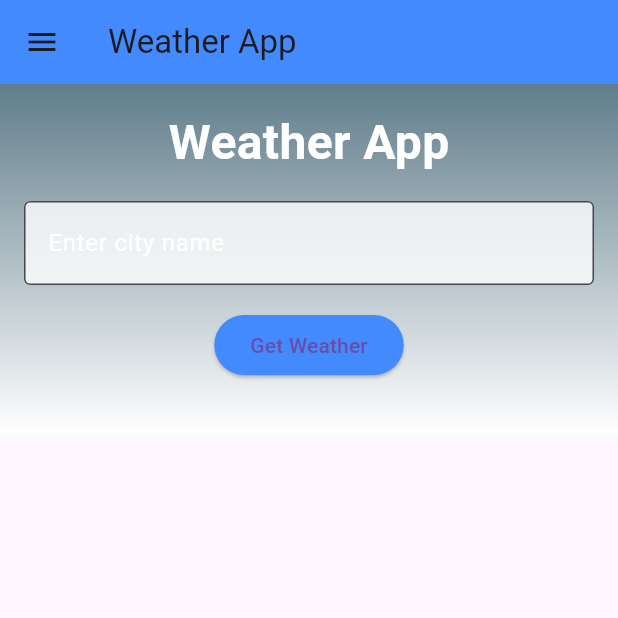
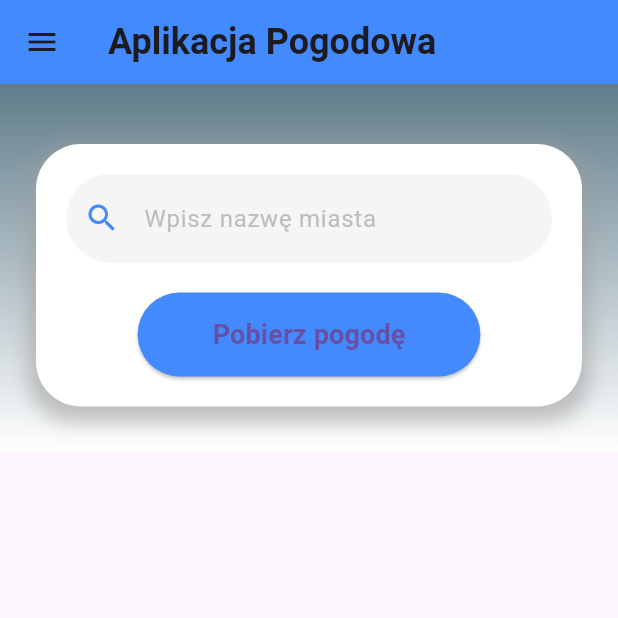
Before and after one commit to Natalia49340/flutter_weather_app, a Flutter app: the screen it shows after launch, on a phone screen of 412 x 824 dp, the top half of it. Run offline on Flutter 3.47's test engine with Material 3 defaults, Android fonts, the phone set to English and light mode, and no system bars; our stand-ins replace flutter_bloc.

Commit message:
Ability to add cities to favorities on the drawer, UI improvement

```diff
--- a/flutter_weather_app/lib/bloc/weather_event.dart
+++ b/flutter_weather_app/lib/bloc/weather_event.dart
@@ -5,3 +5,4 @@ class FetchWeather extends WeatherEvent {
 
   FetchWeather(this.cityName);
 }
+class ResetWeather extends WeatherEvent {}
--- a/flutter_weather_app/lib/models/weather_model.dart
+++ b/flutter_weather_app/lib/models/weather_model.dart
@@ -22,4 +22,6 @@ class Weather {
 
     );
   }
+
+  get sunset => null;
 }
--- a/flutter_weather_app/lib/screens/home.dart
+++ b/flutter_weather_app/lib/screens/home.dart
@@ -5,42 +5,112 @@ import 'package:flutter_weather_app/bloc/weather_event.dart';
 import 'package:flutter_weather_app/bloc/weather_state.dart';
 import 'package:flutter_weather_app/models/weather_model.dart';
 
-class WeatherPage extends StatelessWidget {
+class WeatherPage extends StatefulWidget {
+  const WeatherPage({super.key});
+
+  @override
+  WeatherPageState createState() => WeatherPageState();
+}
+
+class WeatherPageState extends State<WeatherPage> {
   final TextEditingController cityController = TextEditingController();
-
-  WeatherPage({super.key});
+  List<String> favoriteCities = [];
 
   @override
   Widget build(BuildContext context) {
     return Scaffold(
       appBar: AppBar(
-        title: Text("Weather App"),
+        title: const Text(
+          "Aplikacja Pogodowa",
+          style: TextStyle(fontSize: 24, fontWeight: FontWeight.bold),
+        ),
         backgroundColor: Colors.blueAccent,
+        elevation: 0,
       ),
       drawer: Drawer(
         child: ListView(
           padding: EdgeInsets.zero,
           children: <Widget>[
             DrawerHeader(
-              decoration: BoxDecoration(
+              decoration: const BoxDecoration(
                 color: Colors.blueAccent,
               ),
-              child: Text(
-                'Favorite Cities',
+              child: const Text(
+                'Ulubione Miasta',
                 style: TextStyle(
                   color: Colors.white,
                   fontSize: 24,
                 ),
               ),
             ),
-            _buildCityListItem(context, 'Warsaw'),
-            _buildCityListItem(context, 'London'),
-            _buildCityListItem(context, 'New York'),
+            ...favoriteCities.map((city) => _buildCityListItem(city)),
+            _buildAddCityButton(),
           ],
         ),
       ),
-      body: BlocBuilder<WeatherBloc, WeatherState>(builder: (context, state) {
-        Color getBackgroundColor(double temp) {
+      body: BlocBuilder<WeatherBloc, WeatherState>(
+        builder: (context, state) {
+          return Container(
+            decoration: BoxDecoration(
+              gradient: LinearGradient(
+                colors: state is WeatherLoaded
+                    ? [
+                        _getBackgroundColor(state.weather.temperature),
+                        Colors.white,
+                      ]
+                    : [Colors.blueGrey, Colors.white],
+                begin: Alignment.topCenter,
+                end: Alignment.bottomCenter,
+              ),
+            ),
+            child: SafeArea(
+              child: SingleChildScrollView(
+                child: Padding(
+                  padding: const EdgeInsets.symmetric(horizontal: 24.0),
+                  child: Column(
+                    children: [
+                      const SizedBox(height: 40),
+                      _buildCityInputSection(context),
+                      const SizedBox(height: 30),
+                      if (state is WeatherLoading)
+                        const CircularProgressIndicator(color: Colors.blueAccent),
+                      if (state is WeatherError)
+                        Padding(
+                          padding: const EdgeInsets.only(top: 20.0),
+                          child: Text(
+                            state.message,
+                            style: const TextStyle(
+                              color: Colors.redAccent,
+                              fontSize: 16,
+                              fontWeight: FontWeight.bold,
+                            ),
+                          ),
+                        ),
+                      if (state is WeatherLoaded)
+                        Column(
+                          children: [
+                            _buildWeatherCard(state.weather),
+                            _buildHourlyForecastWidget(state.weather),
+                            _buildFiveDayForecastWidget(state.weather),
+                            _buildUVWidget(state.weather),
+                            _buildHumidityWidget(state.weather),
+                            _buildPressureWidget(state.weather),
+                            _buildWindWidget(state.weather),
+                            _buildSunriseSunsetWidget(state.weather),
+                          ],
+                        ),
+                    ],
+                  ),
+                ),
+              ),
+            ),
+          );
+        },
+      ),
+    );
+  }
+
+  Color _getBackgroundColor(double temp) {
     if (temp < 10) {
       return Colors.blue;
     } else if (temp < 20) {
@@ -52,50 +122,45 @@ class WeatherPage extends StatelessWidget {
     }
   }
 
+  Widget _buildCityInputSection(BuildContext context) {
     return Container(
+      padding: const EdgeInsets.all(20),
       decoration: BoxDecoration(
-            gradient: state is WeatherLoaded
-                ? LinearGradient(
-                    colors: [
-                      getBackgroundColor(state.weather.temperature),
-                      Colors.white,
+        color: Colors.white,
+        borderRadius: BorderRadius.circular(30),
+        boxShadow: [
+          BoxShadow(
+            color: Colors.grey.withAlpha(150),
+            spreadRadius: 5,
+            blurRadius: 10,
+            offset: const Offset(0, 5),
+          ),
         ],
-                    begin: Alignment.topCenter,
-                    end: Alignment.bottomCenter,
-                  )
-                : LinearGradient(
-                    colors: [Colors.blueGrey, Colors.white],
-                    begin: Alignment.topCenter,
-                    end: Alignment.bottomCenter,
       ),
-          ),
-          child: SafeArea(
-            child: SingleChildScrollView(
-              child: Padding(
-                padding: const EdgeInsets.all(16.0),
       child: Column(
         children: [
-                    Text(
-                      state is WeatherLoaded ? state.weather.cityName : "Weather App",
-                      style: TextStyle(
-                        fontSize: 32,
-                        fontWeight: FontWeight.bold,
-                        color: Colors.white,
+          TextField(
+            controller: cityController,
+            style: const TextStyle(fontSize: 18),
+            decoration: InputDecoration(
+              prefixIcon: const Icon(
+                Icons.search,
+                color: Colors.blueAccent,
               ),
+              hintText: "Wpisz nazwę miasta",
+              hintStyle: TextStyle(
+                color: Colors.grey.shade400,
+                fontSize: 16,
               ),
-                    Padding(
-                      padding: const EdgeInsets.symmetric(vertical: 16.0),
-                      child: TextField(
-                        controller: cityController,
-                        decoration: InputDecoration(
-                          labelText: "Enter city name",
-                          labelStyle: TextStyle(color: Colors.white),
               filled: true,
-                          fillColor: Colors.white.withAlpha(204),
-                          border: OutlineInputBorder(),
+              fillColor: Colors.grey.shade100,
+              border: OutlineInputBorder(
+                borderRadius: BorderRadius.circular(30),
+                borderSide: BorderSide.none,
               ),
             ),
           ),
+          const SizedBox(height: 20),
           ElevatedButton(
             onPressed: () {
               final cityName = cityController.text.trim();
@@ -105,76 +170,87 @@ class WeatherPage extends StatelessWidget {
             },
             style: ElevatedButton.styleFrom(
               backgroundColor: Colors.blueAccent,
+              padding: const EdgeInsets.symmetric(
+                horizontal: 50,
+                vertical: 15,
               ),
-                      child: Text("Get Weather"),
-                    ),
-                    SizedBox(height: 20),
-                    if (state is WeatherLoaded)
-                      Column(
-                        children: [
-                          Text(
-                            state.weather.cityName,
-                            style: TextStyle(
-                              fontSize: 28,
-                              fontWeight: FontWeight.bold,
-                              color: Colors.white,
+              shape: RoundedRectangleBorder(
+                borderRadius: BorderRadius.circular(30),
               ),
             ),
-                          Image.network(
-                            "https://openweathermap.org/img/wn/${state.weather.icon}@4x.png",
-                            fit: BoxFit.cover,
+            child: const Text(
+              "Pobierz pogodę",
+              style: TextStyle(
+                fontSize: 18,
+                fontWeight: FontWeight.bold,
               ),
-                          Text(
-                            "${state.weather.temperature}°C",
-                            style: TextStyle(
-                              fontSize: 80,
-                              fontWeight: FontWeight.bold,
-                              color: Colors.white,
-                            ),
-                          ),
-                          Text(
-                            state.weather.description,
-                            style: TextStyle(
-                              fontSize: 24,
-                              color: Colors.white,
-                            ),
-                          ),
-                          SizedBox(height: 20),
-                          _buildHourlyForecastWidget(state.weather),
-                          SizedBox(height: 10),
-                          _buildFiveDayForecastWidget(state.weather),
-                          SizedBox(height: 10),
-                          _buildUVWidget(state.weather),
-                          SizedBox(height: 10),
-                          _buildHumidityWidget(state.weather),
-                          SizedBox(height: 10),
-                          _buildPressureWidget(state.weather),
-                        ],
-                      ),
-                    if (state is WeatherLoading)
-                      Center(
-                        child: CircularProgressIndicator(color: Colors.white),
-                      ),
-                    if (state is WeatherError)
-                      Center(
-                        child: Text(
-                          state.message,
-                          style: TextStyle(color: Colors.white),
             ),
           ),
         ],
       ),
+    );
+  }
+
+  Widget _buildWeatherCard(Weather weather) {
+    return Card(
+      margin: const EdgeInsets.symmetric(vertical: 20.0),
+      elevation: 10.0,
+      shape: RoundedRectangleBorder(
+        borderRadius: BorderRadius.circular(15.0),
       ),
+      child: Padding(
+        padding: const EdgeInsets.all(16.0),
+        child: Row(
+          mainAxisAlignment: MainAxisAlignment.center,
+          children: [
+            Image.network(
+              "https://openweathermap.org/img/wn/${weather.icon}@4x.png",
+              width: 80,
+              height: 80,
+            ),
+            const SizedBox(width: 20),
+            Column(
+              crossAxisAlignment: CrossAxisAlignment.center,
+              children: [
+                Text(
+                  weather.cityName,
+                  style: const TextStyle(
+                    fontSize: 32,
+                    fontWeight: FontWeight.bold,
+                    color: Colors.blueAccent,
+                  ),
+                ),
+                const SizedBox(height: 10),
+                Text(
+                  "${weather.temperature.toStringAsFixed(0)}°C",
+                  style: const TextStyle(
+                    fontSize: 28,
+                    fontWeight: FontWeight.w600,
+                    color: Colors.blueAccent,
+                  ),
+                ),
+              ],
+            ),
+          ],
         ),
       ),
     );
-      }),
-    );
   }
 
-  ListTile _buildCityListItem(BuildContext context, String city) {
+  ListTile _buildCityListItem(String city) {
     return ListTile(
       title: Text(city),
+      trailing: IconButton(
+        icon: Icon(
+          favoriteCities.contains(city) ? Icons.favorite : Icons.favorite_border,
+          color: Colors.red,
+        ),
+        onPressed: () {
+          setState(() {
+            favoriteCities.remove(city);  // Usuwa miasto z listy
+          });
+        },
+      ),
       onTap: () {
         context.read<WeatherBloc>().add(FetchWeather(city));
         Navigator.pop(context);
@@ -182,72 +258,133 @@ class WeatherPage extends StatelessWidget {
     );
   }
 
+  Widget _buildAddCityButton() {
+    return ListTile(
+      title: Text('Dodaj miasto'),
+      onTap: _showAddCityDialog,
+    );
+  }
+
+  void _showAddCityDialog() {
+    showDialog(
+      context: context,
+      builder: (BuildContext context) {
+        return AlertDialog(
+          title: Text("Dodaj miasto"),
+          content: TextField(
+            controller: cityController,
+            decoration: InputDecoration(hintText: "Wpisz nazwę miasta"),
+          ),
+          actions: [
+            TextButton(
+              onPressed: () {
+                Navigator.pop(context);
+              },
+              child: Text("Anuluj"),
+            ),
+            TextButton(
+              onPressed: () {
+                final newCity = cityController.text.trim();
+                if (newCity.isNotEmpty && !favoriteCities.contains(newCity)) {
+                  setState(() {
+                    favoriteCities.add(newCity);
+                  });
+                  Navigator.pop(context);
+                }
+              },
+              child: Text("Dodaj"),
+            ),
+          ],
+        );
+      },
+    );
+  }
+
   Widget _buildHourlyForecastWidget(Weather weather) {
-    return Container(
-      padding: EdgeInsets.all(8.0),
-      color: Colors.white.withAlpha(200),
-      child: Column(
-        children: [
-          Text('Hourly Forecast', style: TextStyle(fontSize: 20)),
-          Text('Hour: 1 - Temp: ${weather.temperature + 1}°C'),
-          Text('Hour: 2 - Temp: ${weather.temperature + 2}°C'),
-        ],
-      ),
+    return _buildForecastCard(
+      title: 'Prognoza godzinowa',
+      forecasts: List.generate(5, (index) {
+        return 'Godzina: ${index + 1} - Temp: ${(weather.temperature + index).toStringAsFixed(0)}°C';
+      }),
     );
   }
 
   Widget _buildFiveDayForecastWidget(Weather weather) {
-    return Container(
-      padding: EdgeInsets.all(8.0),
-      color: Colors.white.withAlpha(200),
+    return _buildForecastCard(
+      title: 'Prognoza 5-dniowa',
+      forecasts: List.generate(5, (index) {
+        return 'Dzień ${index + 1} - Temp: ${(weather.temperature + index).toStringAsFixed(0)}°C';
+      }),
+    );
+  }
+
+  Widget _buildForecastCard({required String title, required List<String> forecasts}) {
+    return Card(
+      margin: const EdgeInsets.symmetric(vertical: 10.0),
+      elevation: 5.0,
+      shape: RoundedRectangleBorder(
+        borderRadius: BorderRadius.circular(15.0),
+      ),
+      child: Padding(
+        padding: const EdgeInsets.all(8.0),
         child: Column(
           children: [
-          Text('5-Day Forecast', style: TextStyle(fontSize: 20)),
-          Text('Day 1 - Temp: ${weather.temperature + 2}°C'),
-          Text('Day 2 - Temp: ${weather.temperature + 4}°C'),
-          Text('Day 3 - Temp: ${weather.temperature + 5}°C'),
-          Text('Day 4 - Temp: ${weather.temperature + 6}°C'),
-          Text('Day 5 - Temp: ${weather.temperature + 7}°C'),
+            Text(title, style: const TextStyle(fontSize: 20)),
+            ...forecasts.map((forecast) => Row(
+                  children: [
+                    const Icon(Icons.cloud, color: Colors.blueAccent),
+                    const SizedBox(width: 10),
+                    Text(forecast),
                   ],
+                )),
+          ],
+        ),
       ),
     );
   }
 
   Widget _buildUVWidget(Weather weather) {
-    return Container(
-      padding: EdgeInsets.all(8.0),
-      color: Colors.white.withAlpha(200),
-      child: Column(
-        children: [
-          Text('UV Index', style: TextStyle(fontSize: 20)),
-          Text('UV: 5.2'),
-        ],
-      ),
-    );
+    return _buildInfoCard('Indeks UV', 'UV: 5.2', Icons.sunny, Colors.orange);
   }
 
   Widget _buildHumidityWidget(Weather weather) {
-    return Container(
-      padding: EdgeInsets.all(8.0),
-      color: Colors.white.withAlpha(200),
-      child: Column(
-        children: [
-          Text('Humidity', style: TextStyle(fontSize: 20)),
-          Text('Humidity: 70%'),
-        ],
-      ),
-    );
+    return _buildInfoCard('Wilgotność', 'Wilgotność: 65%', Icons.water_drop, Colors.blue);
   }
 
   Widget _buildPressureWidget(Weather weather) {
-    return Container(
-      padding: EdgeInsets.all(8.0),
-      color: Colors.white.withAlpha(200),
+    return _buildInfoCard('Ciśnienie', 'Ciśnienie: 1015 hPa', Icons.alt_route, Colors.grey);
+  }
+
+  Widget _buildWindWidget(Weather weather) {
+    return _buildInfoCard('Wiatr', 'Wiatr: 10 km/h', Icons.wind_power, Colors.blue);
+  }
+
+  Widget _buildSunriseSunsetWidget(Weather weather) {
+    return _buildInfoCard(
+        'Wschód i zachód słońca', 'Wschód: 6:30 AM, Zachód: 7:00 PM', Icons.wb_sunny, Colors.orange);
+  }
+
+  Widget _buildInfoCard(String title, String info, IconData icon, Color iconColor) {
+    return Card(
+      margin: const EdgeInsets.symmetric(vertical: 10.0),
+      elevation: 5.0,
+      shape: RoundedRectangleBorder(
+        borderRadius: BorderRadius.circular(15.0),
+      ),
+      child: Padding(
+        padding: const EdgeInsets.all(8.0),
         child: Column(
           children: [
-          Text('Pressure', style: TextStyle(fontSize: 20)),
-          Text('Pressure: 1012 hPa'),
+            Text(title, style: const TextStyle(fontSize: 20)),
+            Row(
+              children: [
+                Icon(icon, color: iconColor),
+                const SizedBox(width: 10),
+                Text(info),
               ],
+            ),
+          ],
+        ),
       ),
     );
   }
```
Also changed, not shown: flutter_weather_app/lib/bloc/weather_bloc.dart (+7 -7 lines). Lines whose indentation alone changed are shown as unchanged.
